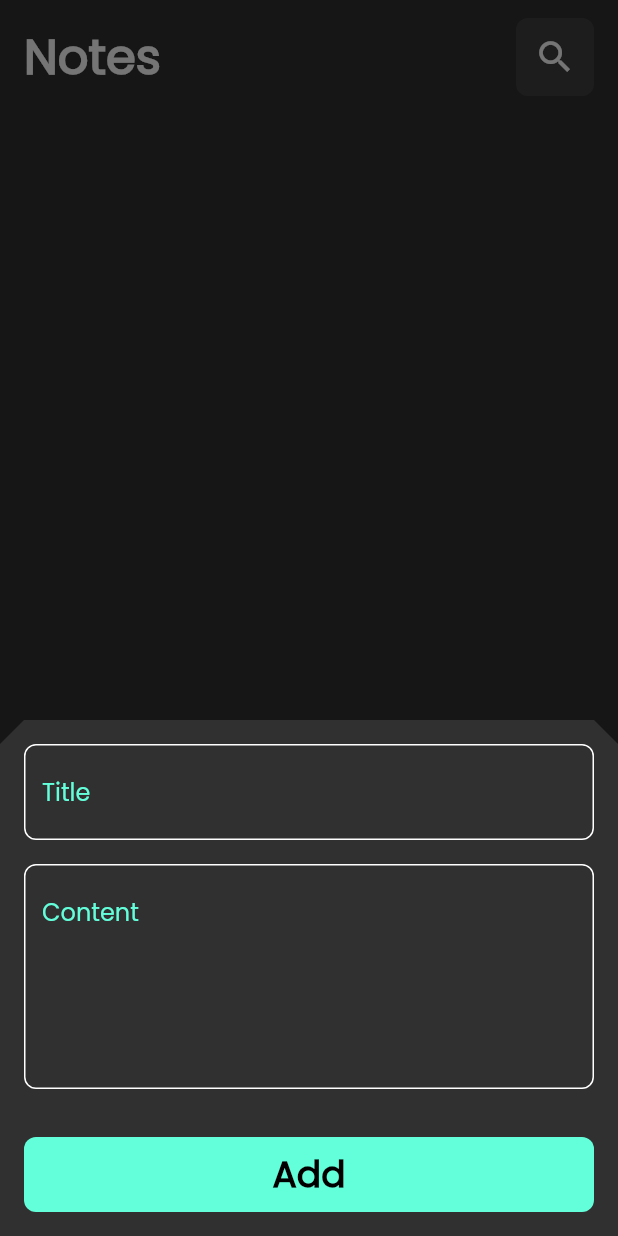
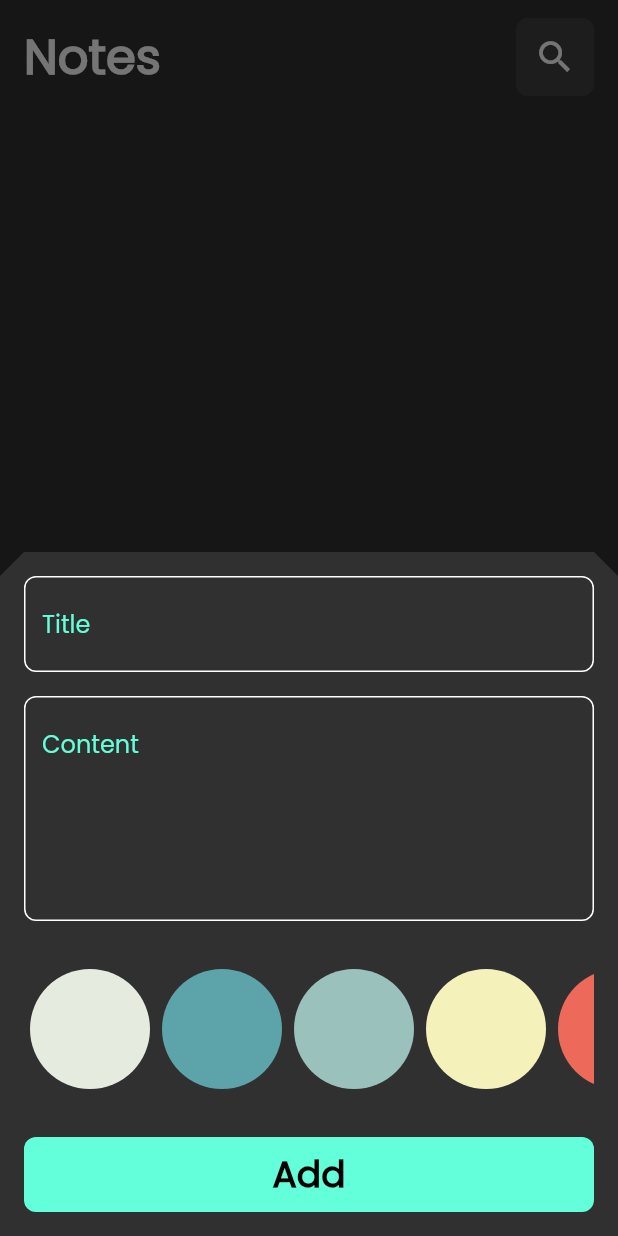
Before and after one commit to osamaahmedalsharabi/note_app, a Flutter app: the screen it shows after launch, after a tap on the "add" icon, on a phone screen of 412 x 824 dp. Run offline on Flutter 3.47's test engine with Material 3 defaults, Android fonts, the phone set to English and light mode, and no system bars; our stand-ins replace flutter_bloc, hive, hive_flutter; accounts and stored records are empty.

Commit message:
add colors list to the add form

```diff
--- a/lib/cubit/add_note_cubit/add_note_cubit.dart
+++ b/lib/cubit/add_note_cubit/add_note_cubit.dart
@@ -1,3 +1,5 @@
+import 'dart:ui';
+
 import 'package:flutter_bloc/flutter_bloc.dart';
 import 'package:hive_flutter/adapters.dart';
 import 'package:meta/meta.dart';
@@ -7,12 +9,13 @@ part 'add_note_state.dart';
 
 class AddNoteCubit extends Cubit<AddNoteState> {
   AddNoteCubit() : super(AddNoteInitial());
-
+  Color color = const Color(0xffE6EBE0);
   addNote(NoteModel note) async {
     emit(AddNoteLoading());
     await Future.delayed(const Duration(seconds: 2), () {
       try {
         var notes = Hive.box<NoteModel>("note_box");
+        note.color = color.value;
         notes.add(note);
         emit(AddNoteSuccess());
       } catch (e) {
--- a/lib/models/note_model.dart
+++ b/lib/models/note_model.dart
@@ -10,7 +10,7 @@ class NoteModel extends HiveObject {
   @HiveField(2)
   final String date;
   @HiveField(3)
-  final int color;
+   int color;
 
   NoteModel(
       {required this.title,
--- a/lib/views/widgets/add_note_form.dart
+++ b/lib/views/widgets/add_note_form.dart
@@ -2,13 +2,12 @@ import 'package:flutter/material.dart';
 import 'package:flutter_bloc/flutter_bloc.dart';
 import 'package:third_note_app/cubit/add_note_cubit/add_note_cubit.dart';
 import 'package:third_note_app/models/note_model.dart';
+import 'package:third_note_app/views/widgets/color_list_view_widget.dart';
 import 'package:third_note_app/views/widgets/custom_button_widget.dart';
 import 'package:third_note_app/views/widgets/custom_text_field_widget.dart';
 
 class AddNoteForm extends StatefulWidget {
-  const AddNoteForm({
-    super.key,
-  });
+  const AddNoteForm({super.key});
 
   @override
   State<AddNoteForm> createState() => _AddNoteFormState();
@@ -46,6 +45,10 @@ class _AddNoteFormState extends State<AddNoteForm> {
           const SizedBox(
             height: 32,
           ),
+          const ColorListViewWidget(),
+          const SizedBox(
+            height: 32,
+          ),
           CustomButtonWidget(
             onTap: () {
               if (formKey.currentState!.validate()) {
--- /dev/null
+++ b/lib/views/widgets/color_list_view_widget.dart
@@ -0,0 +1,67 @@
+import 'package:flutter/material.dart';
+import 'package:flutter_bloc/flutter_bloc.dart';
+import 'package:third_note_app/cubit/add_note_cubit/add_note_cubit.dart';
+
+class ColorItem extends StatelessWidget {
+  const ColorItem({super.key, required this.isActive, required this.color});
+  final bool isActive;
+  final Color color;
+  @override
+  Widget build(BuildContext context) {
+    return CircleAvatar(
+      radius: 40,
+      backgroundColor: color,
+      child: isActive
+          ? const Icon(
+              Icons.done,
+              color: Colors.black,
+              size: 28,
+            )
+          : null,
+    );
+  }
+}
+
+class ColorListViewWidget extends StatefulWidget {
+  const ColorListViewWidget({super.key});
+
+  @override
+  State<ColorListViewWidget> createState() => _ColorListViewWidgetState();
+}
+
+class _ColorListViewWidgetState extends State<ColorListViewWidget> {
+  int? currentIndex;
+  List<Color> colors = [
+    const Color(0xffE6EBE0),
+    const Color(0xff5CA4A9),
+    const Color(0xff9BC1BC),
+    const Color(0xffF4F1BB),
+    const Color(0xffED6A5A),
+  ];
+
+  @override
+  Widget build(BuildContext context) {
+    return SizedBox(
+      height: 40 * 2,
+      child: ListView.builder(
+          scrollDirection: Axis.horizontal,
+          itemCount: colors.length,
+          itemBuilder: (context, index) {
+            return Padding(
+              padding: const EdgeInsets.symmetric(horizontal: 4.0),
+              child: GestureDetector(
+                onTap: () {
+                  currentIndex = index;
+                  setState(() {});
+                  BlocProvider.of<AddNoteCubit>(context).color = colors[index];
+                },
+                child: ColorItem(
+                  color: colors[index],
+                  isActive: currentIndex == index,
+                ),
+              ),
+            );
+          }),
+    );
+  }
+}
--- a/lib/views/widgets/custom_model_bottom_sheet.dart
+++ b/lib/views/widgets/custom_model_bottom_sheet.dart
@@ -30,7 +30,10 @@ class CustomModelBottomSheet extends StatelessWidget {
             }
           },
           builder: (context, state) {
-            return const SingleChildScrollView(child: AddNoteForm());
+            return SingleChildScrollView(
+                child: AbsorbPointer(
+                    absorbing: state is AddNoteLoading ? true : false,
+                    child: const AddNoteForm()));
           },
         ),
       ),
--- a/lib/views/widgets/note_item_widget.dart
+++ b/lib/views/widgets/note_item_widget.dart
@@ -21,7 +21,7 @@ class NoteItemWidget extends StatelessWidget {
       child: Container(
         margin: const EdgeInsets.symmetric(vertical: 4),
         decoration: BoxDecoration(
-          color: Colors.amber,
+          color: Color(note.color),
           borderRadius: BorderRadius.circular(16),
         ),
         child: Padding(
```
